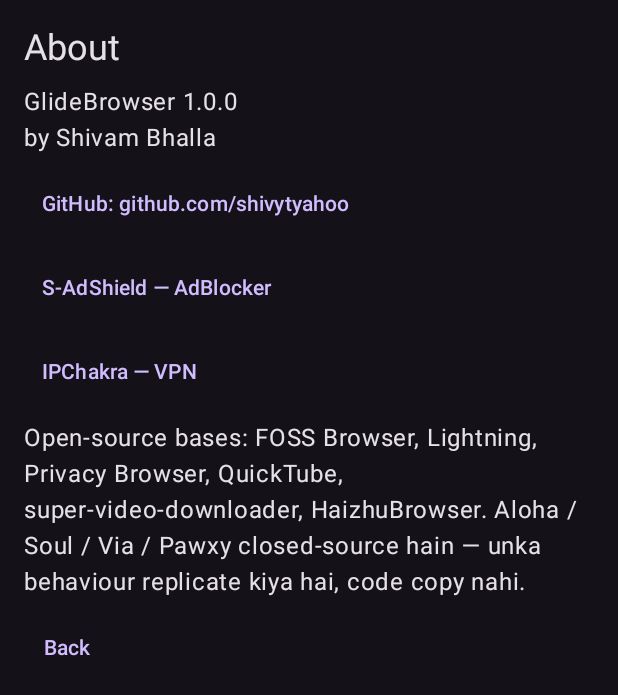
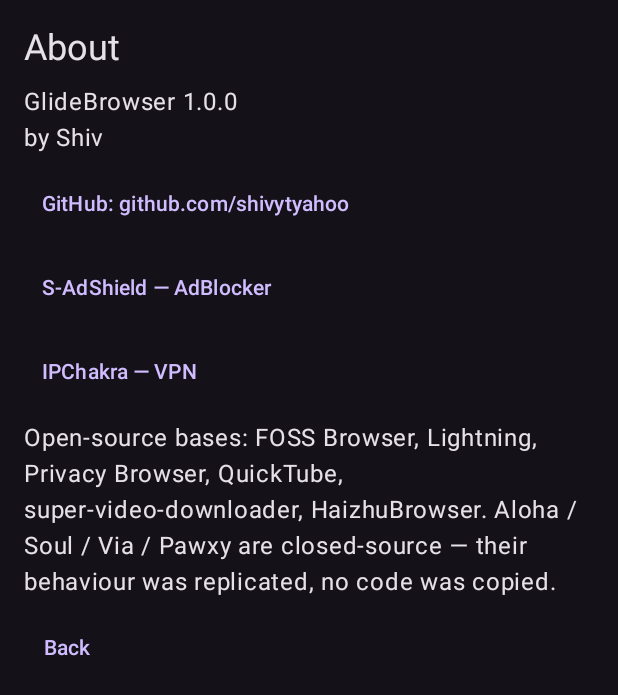
Before and after one commit to shivytyahoo/GlideBrowser, an Android app built with Jetpack Compose: the composable AboutScreen shown on its own in the app's theme, on a phone screen of 412 x 824 dp. Shown: the top 695 px of the screen. Run offline under Robolectric (Android 15) with nearby library versions, the phone set to English and light mode, and no system bars.

Commit message:
feat(browser): complete GlideBrowser 1.0.0 - full English repo, no author name

```diff
--- a/androidApp/src/main/java/com/shivytyahoo/glidebrowser/ui/BrowserApp.kt
+++ b/androidApp/src/main/java/com/shivytyahoo/glidebrowser/ui/BrowserApp.kt
@@ -111,11 +111,11 @@ private fun com.glidebrowser.video.DetectedMedia.fileName() = url.substringAfter
     val uri = LocalUriHandler.current
     Column(Modifier.fillMaxSize().padding(16.dp), verticalArrangement = Arrangement.spacedBy(8.dp)) {
         Text("About", style = MaterialTheme.typography.headlineSmall)
-        Text("GlideBrowser 1.0.0\nby Shivam Bhalla")
+        Text("GlideBrowser 1.0.0\nby Shiv")
         TextButton(onClick = { uri.openUri("https://github.com/shivytyahoo") }) { Text("GitHub: github.com/shivytyahoo") }
         TextButton(onClick = { uri.openUri("https://github.com/shivytyahoo/S-AdShield") }) { Text("S-AdShield — AdBlocker") }
         TextButton(onClick = { uri.openUri("https://github.com/shivytyahoo/IPChakra") }) { Text("IPChakra — VPN") }
-        Text("Open-source bases: FOSS Browser, Lightning, Privacy Browser, QuickTube, super-video-downloader, HaizhuBrowser. Aloha / Soul / Via / Pawxy closed-source hain — unka behaviour replicate kiya hai, code copy nahi.")
+        Text("Open-source bases: FOSS Browser, Lightning, Privacy Browser, QuickTube, super-video-downloader, HaizhuBrowser. Aloha / Soul / Via / Pawxy are closed-source — their behaviour was replicated, no code was copied.")
         TextButton(onClick = onBack) { Text("Back") }
     }
 }
--- a/androidApp/src/main/java/com/shivytyahoo/glidebrowser/ui/SplashScreen.kt
+++ b/androidApp/src/main/java/com/shivytyahoo/glidebrowser/ui/SplashScreen.kt
@@ -19,12 +19,12 @@ import androidx.compose.ui.unit.dp
 import com.shivytyahoo.glidebrowser.R
 import kotlinx.coroutines.delay
 /** Stylish animated splash — M3 motion only, no gradient / glass.
- *  Sequence (total ~1.8s, phir browser khulta hai):
+ *  Sequence (total ~1.8s, then the browser opens):
  *  1. Logo scale 0.7 -> 1.0 + fade in (spring)
  *  2. "GlideBrowser" letters fade/slide up
  *  3. Slogan "Glide Fast. Browse Free." fade in
- *  4. Progress bar 0 -> 100% (WebView warm-up ke saath)
- *  Animation band ho jati hai jab splash hat jata hai — hidden layer me kuch animate nahi hota. */
+ *  4. Progress bar 0 -> 100% (while the WebView warms up)
+ *  The animation stops when the splash is dismissed — nothing animates in a hidden layer. */
 @Composable fun SplashScreen(onFinished: () -> Unit) {
     var started by remember { mutableStateOf(false) }
     LaunchedEffect(Unit) { started = true; delay(1800); onFinished() }
```
